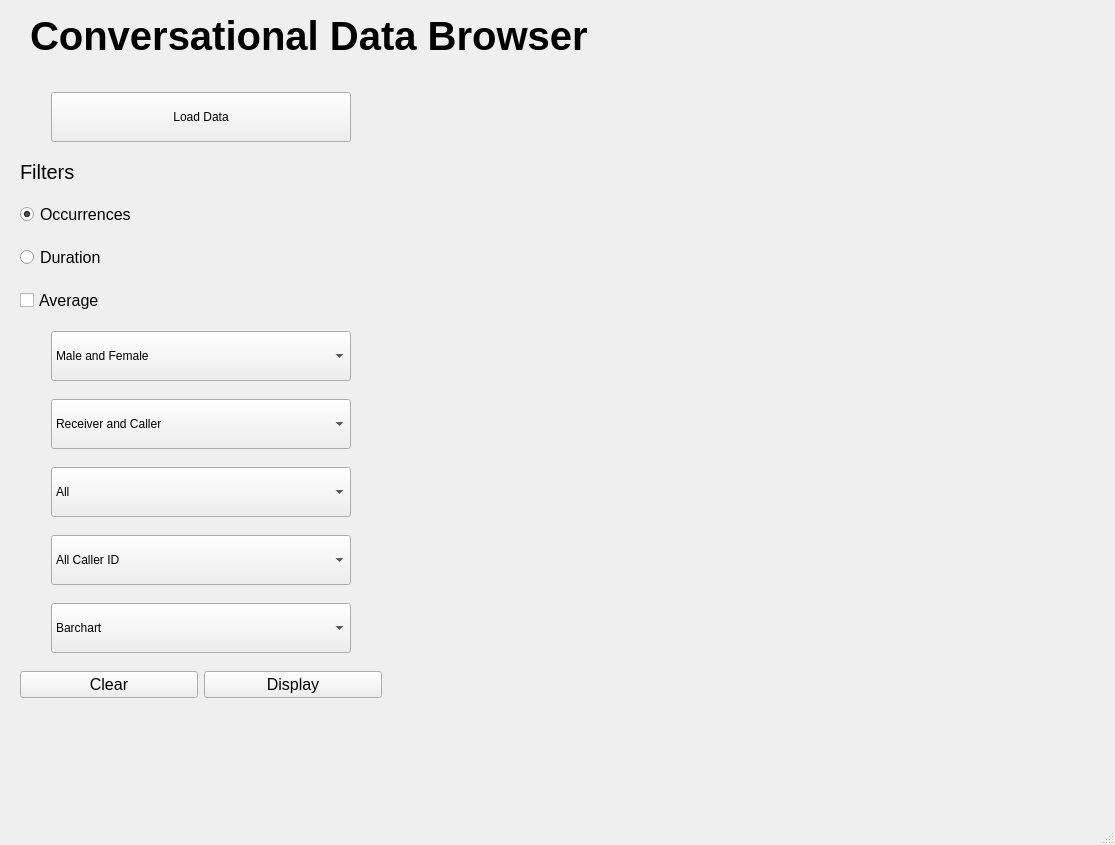
Above: conversationalbrowser/ui/main_window.ui from euronite/ConversationalBrowser before the change. Below: the same form after it.
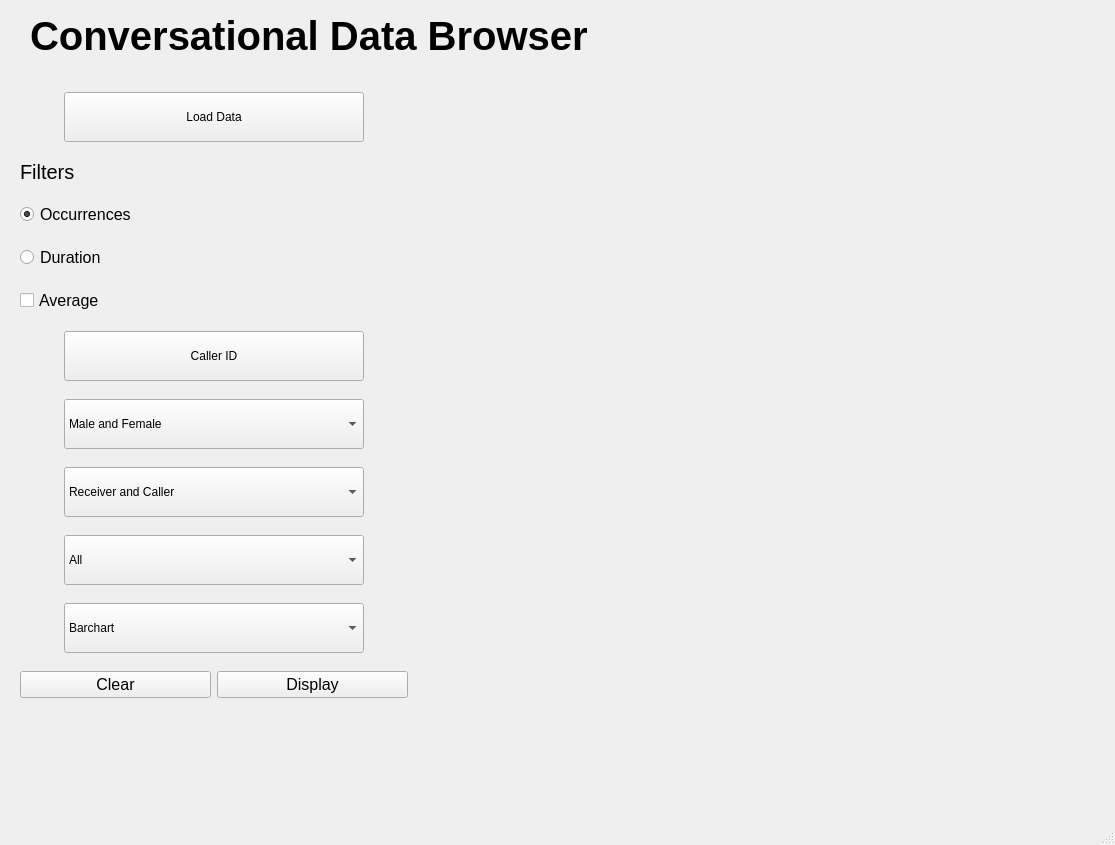
That is the form after the change.

Commit message: UI changed for the dialog caller id selection

```diff
--- a/conversationalbrowser/ui/main_window.ui
+++ b/conversationalbrowser/ui/main_window.ui
@@ -39,7 +39,7 @@
      <rect>
       <x>20</x>
       <y>80</y>
-      <width>362</width>
+      <width>388</width>
       <height>641</height>
      </rect>
     </property>
@@ -50,28 +50,33 @@
      <property name="bottomMargin">
       <number>0</number>
      </property>
+     <item row="10" column="1" colspan="2" alignment="Qt::AlignHCenter">
+      <widget class="QComboBox" name="chartDropdown">
+       <property name="sizePolicy">
+        <sizepolicy hsizetype="Fixed" vsizetype="Fixed">
+         <horstretch>0</horstretch>
+         <verstretch>0</verstretch>
+        </sizepolicy>
+       </property>
+       <property name="minimumSize">
+        <size>
+         <width>300</width>
+         <height>50</height>
+        </size>
+       </property>
+       <item>
+        <property name="text">
+         <string>Barchart</string>
+        </property>
+       </item>
+       <item>
+        <property name="text">
+         <string>Histogram</string>
+        </property>
+       </item>
+      </widget>
+     </item>
      <item row="8" column="1" colspan="2" alignment="Qt::AlignHCenter">
-      <widget class="QComboBox" name="callerDropdown">
-       <property name="sizePolicy">
-        <sizepolicy hsizetype="Fixed" vsizetype="Fixed">
-         <horstretch>0</horstretch>
-         <verstretch>0</verstretch>
-        </sizepolicy>
-       </property>
-       <property name="minimumSize">
-        <size>
-         <width>300</width>
-         <height>50</height>
-        </size>
-       </property>
-       <item>
-        <property name="text">
-         <string>All Caller ID</string>
-        </property>
-       </item>
-      </widget>
-     </item>
-     <item row="7" column="1" colspan="2" alignment="Qt::AlignHCenter">
       <widget class="QComboBox" name="cueDropdown">
        <property name="sizePolicy">
         <sizepolicy hsizetype="Fixed" vsizetype="Fixed">
@@ -112,119 +117,7 @@
        </item>
       </widget>
      </item>
-     <item row="0" column="1" colspan="2" alignment="Qt::AlignHCenter">
-      <widget class="QPushButton" name="loadDataBtn">
-       <property name="sizePolicy">
-        <sizepolicy hsizetype="Fixed" vsizetype="Fixed">
-         <horstretch>0</horstretch>
-         <verstretch>0</verstretch>
-        </sizepolicy>
-       </property>
-       <property name="minimumSize">
-        <size>
-         <width>300</width>
-         <height>50</height>
-        </size>
-       </property>
-       <property name="text">
-        <string>Load Data</string>
-       </property>
-      </widget>
-     </item>
-     <item row="5" column="1" colspan="2" alignment="Qt::AlignHCenter">
-      <widget class="QComboBox" name="genderDropdown">
-       <property name="sizePolicy">
-        <sizepolicy hsizetype="Fixed" vsizetype="Fixed">
-         <horstretch>0</horstretch>
-         <verstretch>0</verstretch>
-        </sizepolicy>
-       </property>
-       <property name="minimumSize">
-        <size>
-         <width>300</width>
-         <height>50</height>
-        </size>
-       </property>
-       <item>
-        <property name="text">
-         <string>Male and Female</string>
-        </property>
-       </item>
-       <item>
-        <property name="text">
-         <string>Male</string>
-        </property>
-       </item>
-       <item>
-        <property name="text">
-         <string>Female</string>
-        </property>
-       </item>
-      </widget>
-     </item>
-     <item row="9" column="1" colspan="2" alignment="Qt::AlignHCenter">
-      <widget class="QComboBox" name="chartDropdown">
-       <property name="sizePolicy">
-        <sizepolicy hsizetype="Fixed" vsizetype="Fixed">
-         <horstretch>0</horstretch>
-         <verstretch>0</verstretch>
-        </sizepolicy>
-       </property>
-       <property name="minimumSize">
-        <size>
-         <width>300</width>
-         <height>50</height>
-        </size>
-       </property>
-       <item>
-        <property name="text">
-         <string>Barchart</string>
-        </property>
-       </item>
-       <item>
-        <property name="text">
-         <string>Histogram</string>
-        </property>
-       </item>
-      </widget>
-     </item>
-     <item row="10" column="1">
-      <widget class="QPushButton" name="clearBtn">
-       <property name="font">
-        <font>
-         <pointsize>12</pointsize>
-        </font>
-       </property>
-       <property name="text">
-        <string>Clear</string>
-       </property>
-      </widget>
-     </item>
-     <item row="4" column="1" colspan="2">
-      <widget class="QCheckBox" name="averageCheckbox">
-       <property name="font">
-        <font>
-         <pointsize>12</pointsize>
-        </font>
-       </property>
-       <property name="text">
-        <string>Average</string>
-       </property>
-      </widget>
-     </item>
-     <item row="10" column="2">
-      <widget class="QPushButton" name="displayBtn">
-       <property name="font">
-        <font>
-         <pointsize>12</pointsize>
-        </font>
-       </property>
-       <property name="text">
-        <string>Display</string>
-       </property>
-      </widget>
-     </item>
-     <item row="6" column="1" colspan="2" alignment="Qt::AlignHCenter">
+     <item row="7" column="1" colspan="2" alignment="Qt::AlignHCenter">
       <widget class="QComboBox" name="roleDropdown">
        <property name="sizePolicy">
         <sizepolicy hsizetype="Fixed" vsizetype="Fixed">
@@ -255,6 +148,21 @@
        </item>
       </widget>
      </item>
+     <item row="3" column="1" colspan="2">
+      <widget class="QRadioButton" name="durationRadioBtn">
+       <property name="font">
+        <font>
+         <pointsize>12</pointsize>
+        </font>
+       </property>
+       <property name="text">
+        <string>Duration</string>
+       </property>
+       <attribute name="buttonGroup">
+        <string notr="true">buttonGroup</string>
+       </attribute>
+      </widget>
+     </item>
      <item row="1" column="1" colspan="2">
       <widget class="QLabel" name="label_2">
        <property name="sizePolicy">
@@ -273,19 +181,47 @@
        </property>
       </widget>
      </item>
-     <item row="3" column="1" colspan="2">
-      <widget class="QRadioButton" name="durationRadioBtn">
+     <item row="0" column="1" colspan="2" alignment="Qt::AlignHCenter">
+      <widget class="QPushButton" name="loadDataBtn">
+       <property name="sizePolicy">
+        <sizepolicy hsizetype="Fixed" vsizetype="Fixed">
+         <horstretch>0</horstretch>
+         <verstretch>0</verstretch>
+        </sizepolicy>
+       </property>
+       <property name="minimumSize">
+        <size>
+         <width>300</width>
+         <height>50</height>
+        </size>
+       </property>
+       <property name="text">
+        <string>Load Data</string>
+       </property>
+      </widget>
+     </item>
+     <item row="11" column="1">
+      <widget class="QPushButton" name="clearBtn">
        <property name="font">
         <font>
          <pointsize>12</pointsize>
         </font>
        </property>
        <property name="text">
-        <string>Duration</string>
+        <string>Clear</string>
        </property>
-       <attribute name="buttonGroup">
-        <string notr="true">buttonGroup</string>
-       </attribute>
+      </widget>
+     </item>
+     <item row="4" column="1" colspan="2">
+      <widget class="QCheckBox" name="averageCheckbox">
+       <property name="font">
+        <font>
+         <pointsize>12</pointsize>
+        </font>
+       </property>
+       <property name="text">
+        <string>Average</string>
+       </property>
       </widget>
      </item>
      <item row="2" column="1" colspan="2">
@@ -306,6 +242,68 @@
        </attribute>
       </widget>
      </item>
+     <item row="6" column="1" colspan="2" alignment="Qt::AlignHCenter">
+      <widget class="QComboBox" name="genderDropdown">
+       <property name="sizePolicy">
+        <sizepolicy hsizetype="Fixed" vsizetype="Fixed">
+         <horstretch>0</horstretch>
+         <verstretch>0</verstretch>
+        </sizepolicy>
+       </property>
+       <property name="minimumSize">
+        <size>
+         <width>300</width>
+         <height>50</height>
+        </size>
+       </property>
+       <item>
+        <property name="text">
+         <string>Male and Female</string>
+        </property>
+       </item>
+       <item>
+        <property name="text">
+         <string>Male</string>
+        </property>
+       </item>
+       <item>
+        <property name="text">
+         <string>Female</string>
+        </property>
+       </item>
+      </widget>
+     </item>
+     <item row="11" column="2">
+      <widget class="QPushButton" name="displayBtn">
+       <property name="font">
+        <font>
+         <pointsize>12</pointsize>
+        </font>
+       </property>
+       <property name="text">
+        <string>Display</string>
+       </property>
+      </widget>
+     </item>
+     <item row="5" column="1" colspan="2" alignment="Qt::AlignHCenter">
+      <widget class="QPushButton" name="callerBtn">
+       <property name="sizePolicy">
+        <sizepolicy hsizetype="Fixed" vsizetype="Fixed">
+         <horstretch>0</horstretch>
+         <verstretch>0</verstretch>
+        </sizepolicy>
+       </property>
+       <property name="minimumSize">
+        <size>
+         <width>300</width>
+         <height>50</height>
+        </size>
+       </property>
+       <property name="text">
+        <string>Caller ID</string>
+       </property>
+      </widget>
+     </item>
     </layout>
    </widget>
    <widget class="QWidget" name="mplwindow" native="true">
```
Left out of the diff: 17 changed lines with no effect on the pictures. The commit also changes 1 other file.
